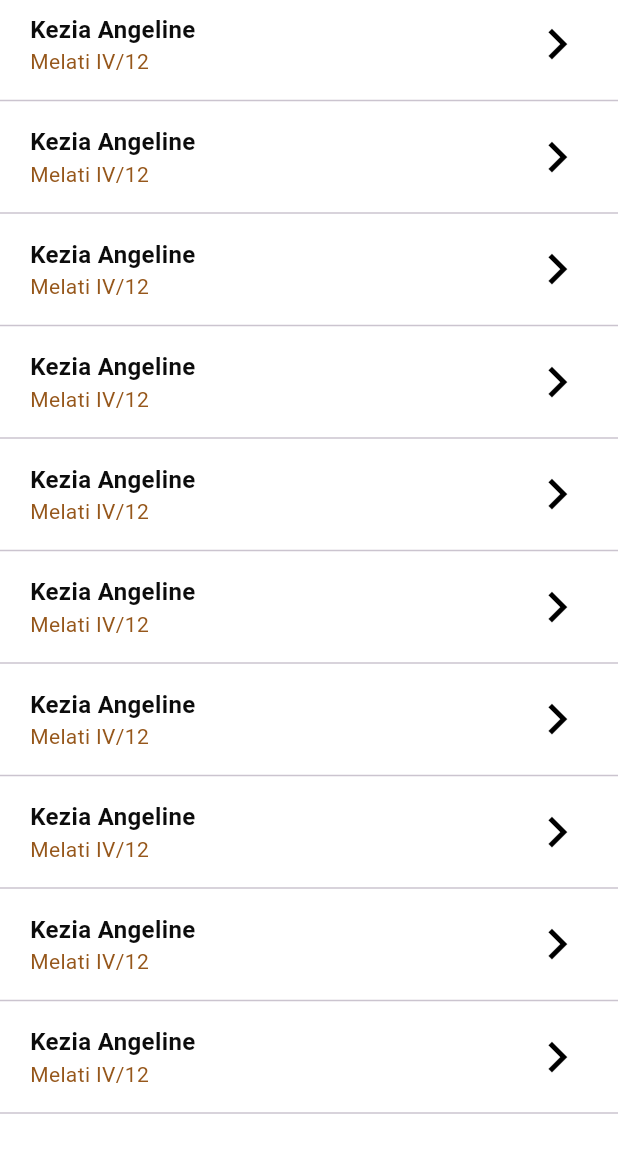
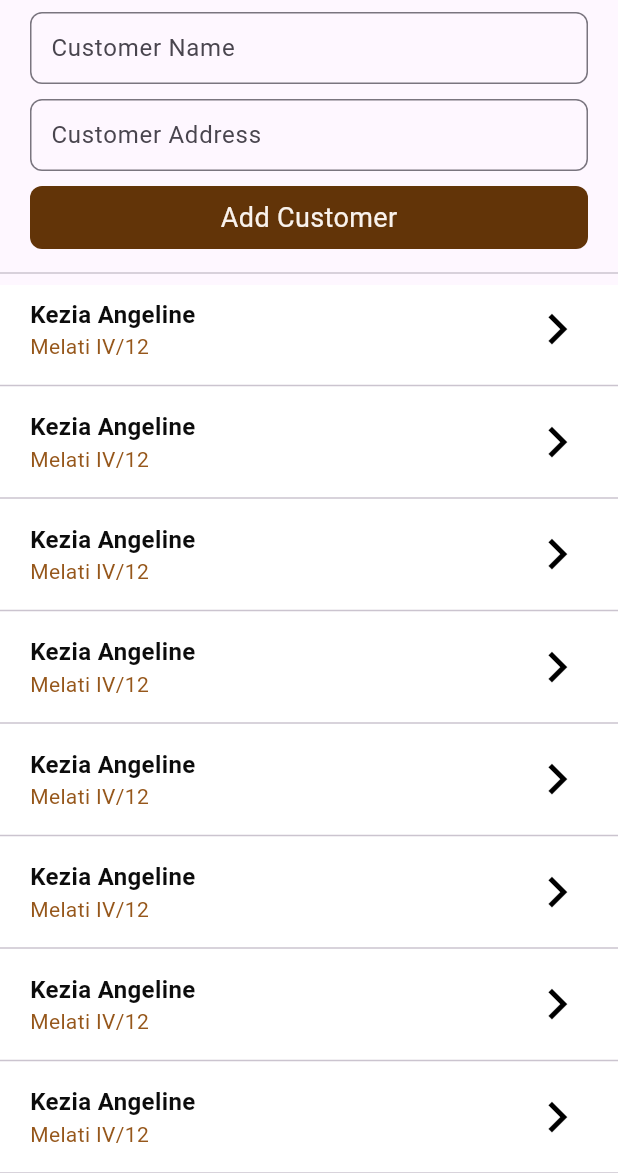
Before and after one commit to kezia2909/food_sales_recording_application, a Flutter app: the CustomerPage screen opened directly, on a phone screen of 412 x 824 dp, the part 63-1236 px from its top. Run offline on Flutter 3.47's test engine with Material 2 defaults, Android fonts, the phone set to English and light mode, and no system bars; missing offline and left inert: iconify_flutter.

Commit message:
desain customer & add

```diff
--- a/lib/pages/customer_page.dart
+++ b/lib/pages/customer_page.dart
@@ -3,6 +3,7 @@ import 'package:food_sales_recording_application/widgets/detail_text.dart';
 
 import '../utils/app_colors.dart';
 import '../widgets/children_detail_item_history.dart';
+import '../widgets/currency_input_formatter.dart';
 import '../widgets/title_item_history.dart';
 import '../widgets/title_text.dart';
 import '../widgets/trailing_item_history.dart';
@@ -16,6 +17,8 @@ class CustomerPage extends StatefulWidget {
 
 class _CustomerPageState extends State<CustomerPage> {
   final isExpandedList = List<bool>.generate(10, (int index) => false);
+  final TextEditingController _nameController = TextEditingController();
+  final TextEditingController _addressController = TextEditingController();
 
   @override
   Widget build(BuildContext context) {
@@ -33,6 +36,68 @@ class _CustomerPageState extends State<CustomerPage> {
               isBold: true,
             ),
           ),
+          Container(
+            margin: EdgeInsets.symmetric(horizontal: 20, vertical: 8),
+            child: Column(children: [
+              TextField(
+                controller: _nameController,
+                decoration: new InputDecoration(
+                  hintText: 'John Doe',
+                  labelText: "Customer Name",
+                  contentPadding:
+                      EdgeInsets.symmetric(vertical: 0, horizontal: 10),
+                  border: new OutlineInputBorder(
+                    borderRadius: const BorderRadius.all(
+                      const Radius.circular(8),
+                    ),
+                    borderSide: new BorderSide(
+                      color: Colors.black,
+                      width: 1.0,
+                    ),
+                  ),
+                ),
+              ),
+              SizedBox(
+                height: 10,
+              ),
+              TextField(
+                  controller: _addressController,
+                  decoration: new InputDecoration(
+                    hintText: 'Street No 10',
+                    labelText: "Customer Address",
+                    contentPadding:
+                        EdgeInsets.symmetric(vertical: 0, horizontal: 10),
+                    border: new OutlineInputBorder(
+                      borderRadius: const BorderRadius.all(
+                        const Radius.circular(8),
+                      ),
+                      borderSide: new BorderSide(
+                        color: Colors.black,
+                        width: 1.0,
+                      ),
+                    ),
+                  ),
+                  inputFormatters: [CurrencyInputFormatter()],
+                  keyboardType: TextInputType.numberWithOptions(
+                      signed: false, decimal: false)),
+              SizedBox(
+                height: 10,
+              ),
+              GestureDetector(
+                onTap: () => (),
+                child: Container(
+                  width: double.maxFinite,
+                  padding: EdgeInsets.symmetric(vertical: 8),
+                  alignment: Alignment.center,
+                  decoration: BoxDecoration(
+                      color: Appcolors.darkColor,
+                      borderRadius: BorderRadius.circular(8)),
+                  child: TitleText(text: "Add Customer"),
+                ),
+              ),
+            ]),
+          ),
+          Divider(),
           Expanded(
             child: Container(
               color: Colors.white,
```
